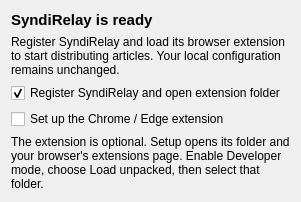
Qt form scripts/installer/first-run.ui (ThinkerQAQ/syndirelay) before a commit.
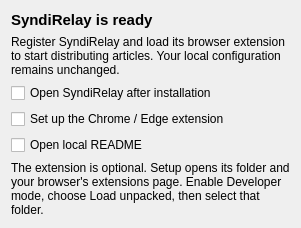
The same form after that commit.

Diff of the .ui file:
```diff
--- a/scripts/installer/first-run.ui
+++ b/scripts/installer/first-run.ui
@@ -12,13 +12,17 @@
     <property name="wordWrap"><bool>true</bool></property>
    </widget></item>
    <item><widget class="QCheckBox" name="openAppCheckBox">
-    <property name="text"><string>Register SyndiRelay and open extension folder</string></property>
-    <property name="checked"><bool>true</bool></property>
+    <property name="text"><string>Open SyndiRelay after installation</string></property>
+    <property name="checked"><bool>false</bool></property>
    </widget></item>
    <item><widget class="QCheckBox" name="openExtensionCheckBox">
     <property name="text"><string>Set up the Chrome / Edge extension</string></property>
     <property name="checked"><bool>false</bool></property>
    </widget></item>
+   <item><widget class="QCheckBox" name="openReadmeCheckBox">
+    <property name="text"><string>Open local README</string></property>
+    <property name="checked"><bool>false</bool></property>
+   </widget></item>
    <item><widget class="QLabel" name="extensionInstructions">
     <property name="text"><string>The extension is optional. Setup opens its folder and your browser's extensions page. Enable Developer mode, choose Load unpacked, then select that folder.</string></property>
     <property name="wordWrap"><bool>true</bool></property>
```
